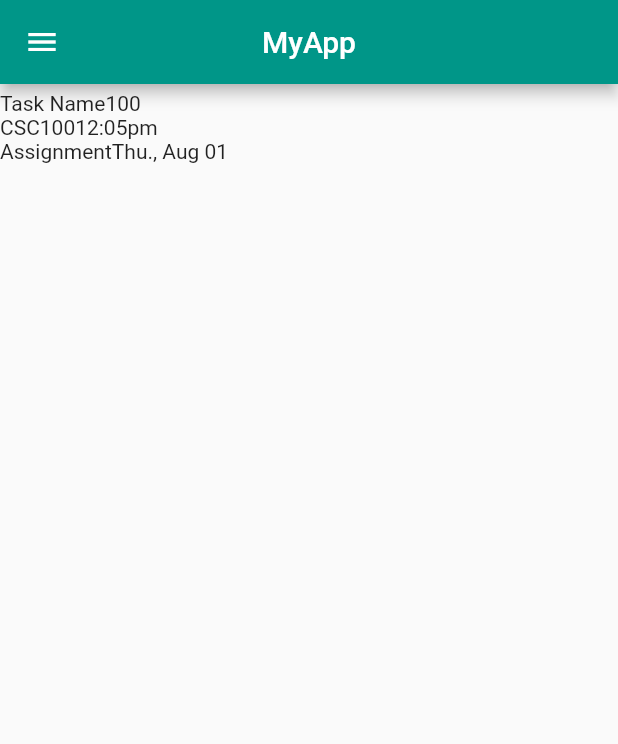
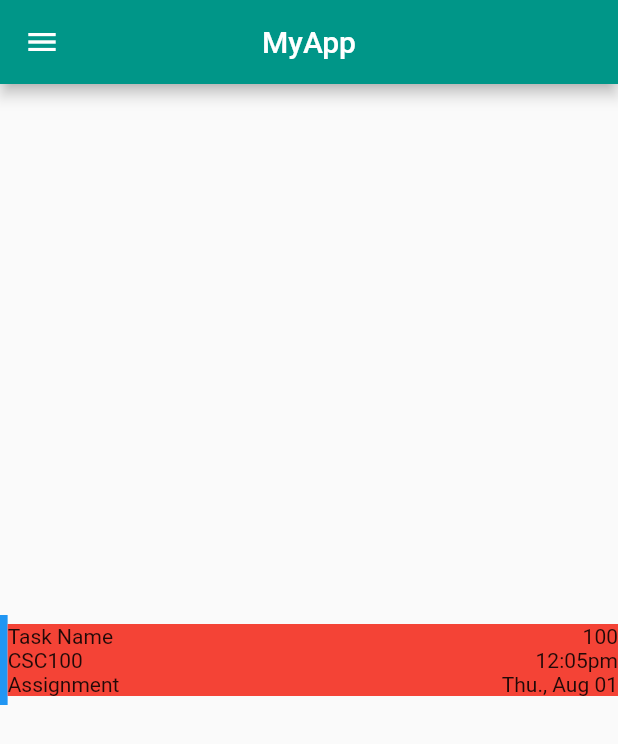
Before and after one commit to owais635/Planner_Flutter_Web, a Flutter app: the screen it shows after launch, on a phone screen of 412 x 824 dp. Shown: the top 744 px of the screen. Run offline on Flutter 3.47's test engine with Material 2 defaults, Android fonts, the phone set to English and light mode, and no system bars; missing offline and left inert: flutter_web; Roboto replaces fonts that are missing (RobotoMono).

Commit message:
improvements to task

```diff
--- a/lib/main.dart
+++ b/lib/main.dart
@@ -12,6 +12,7 @@ class MyApp extends StatelessWidget {
       debugShowCheckedModeBanner: false,
       theme: ThemeData(
         primarySwatch: Colors.teal,
+        fontFamily: 'RobotoMono'
       ),
       home: MyWebsite(),
     );
--- a/lib/widgets/task.dart
+++ b/lib/widgets/task.dart
@@ -9,32 +9,52 @@ class Task extends StatelessWidget {
   final String date = "Thu., Aug 01";
 
   Widget build(BuildContext context) {
-    return Padding(
-      padding: const EdgeInsets.symmetric(vertical: 5.0),
+    return Column(
+      mainAxisSize: MainAxisSize.min,
+      children: <Widget>[
+        Row(
+          // mainAxisSize: MainAxisSize.max,
+          children: <Widget>[
+            Expanded(
+                flex: 1,
+                child:
+                Container(
+                  color: Colors.blue,
+                  // alignment: Alignment.center,
+                  padding: const EdgeInsets.symmetric(vertical: 30),
+                )),
+            Expanded(
+                flex: 80,
+                child: Container(
+                    color: Colors.red,
                     child: Column(
                       children: <Widget>[
                         Row(
-                        // mainAxisAlignment: MainAxisAlignment.center,
-
+                          mainAxisAlignment: MainAxisAlignment.spaceBetween,
                           children: <Widget>[
                             Text(name),
                             Text(progress.toString()),
                           ],
                         ),
                         Row(
+                          mainAxisAlignment: MainAxisAlignment.spaceBetween,
                           children: <Widget>[
                             Text(course),
                             Text(time),
                           ],
                         ),
                         Row(
+                          mainAxisAlignment: MainAxisAlignment.spaceBetween,
                           children: <Widget>[
                             Text(type),
                             Text(date),
                           ],
                         ),
                       ],
-      ),
+                    )))
+          ],
+        )
+      ],
     );
   }
 }
```
Lines whose indentation alone changed are shown as unchanged.
